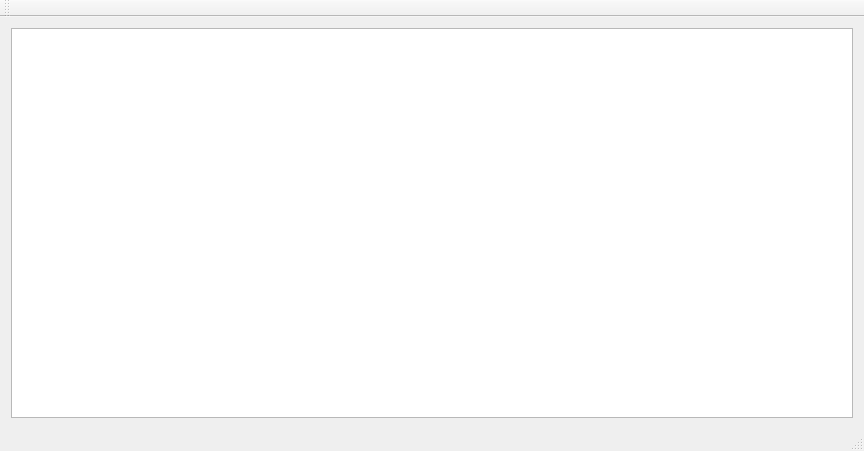
Old version of the form serveur/mainwindow.ui in the repository ldeso/car-dashboard.
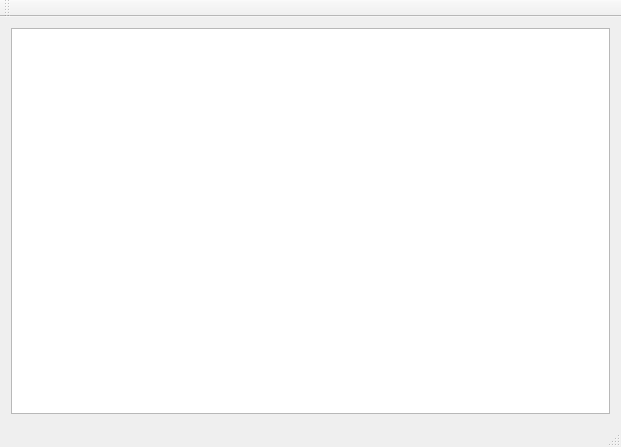
New version of the form.

Patch:
```diff
--- a/serveur/mainwindow.ui
+++ b/serveur/mainwindow.ui
@@ -6,8 +6,8 @@
    <rect>
     <x>0</x>
     <y>0</y>
-    <width>864</width>
-    <height>451</height>
+    <width>621</width>
+    <height>447</height>
    </rect>
   </property>
   <property name="windowTitle">
```
Left out of the diff: 2 changed lines with no effect on the pictures.
